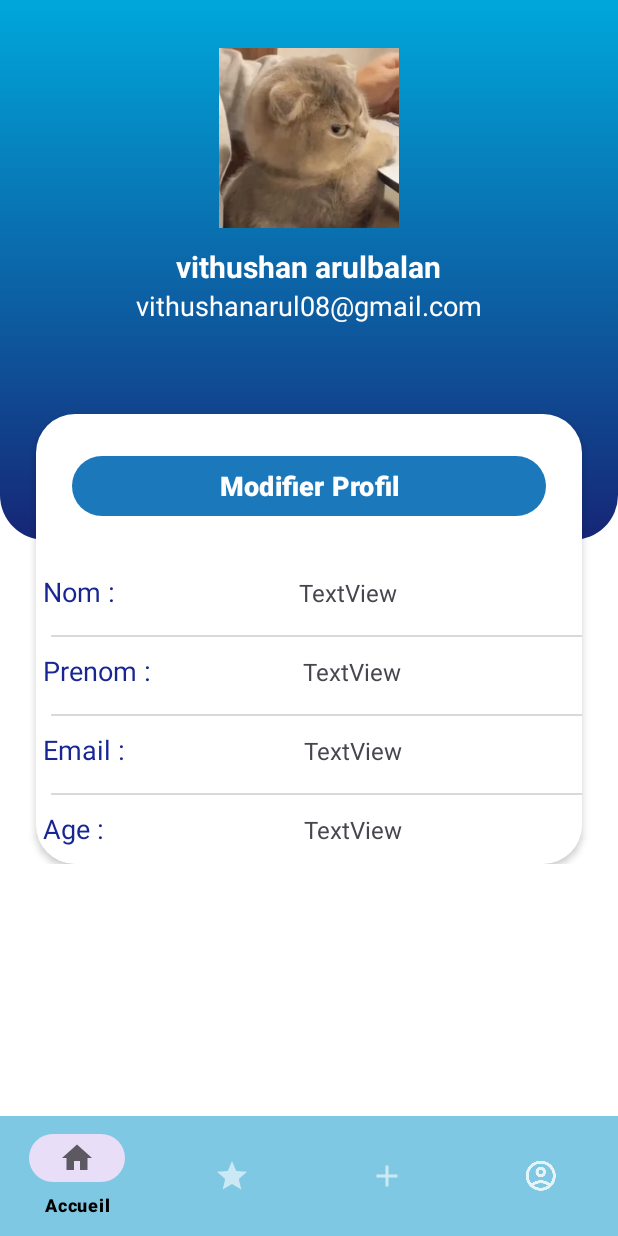
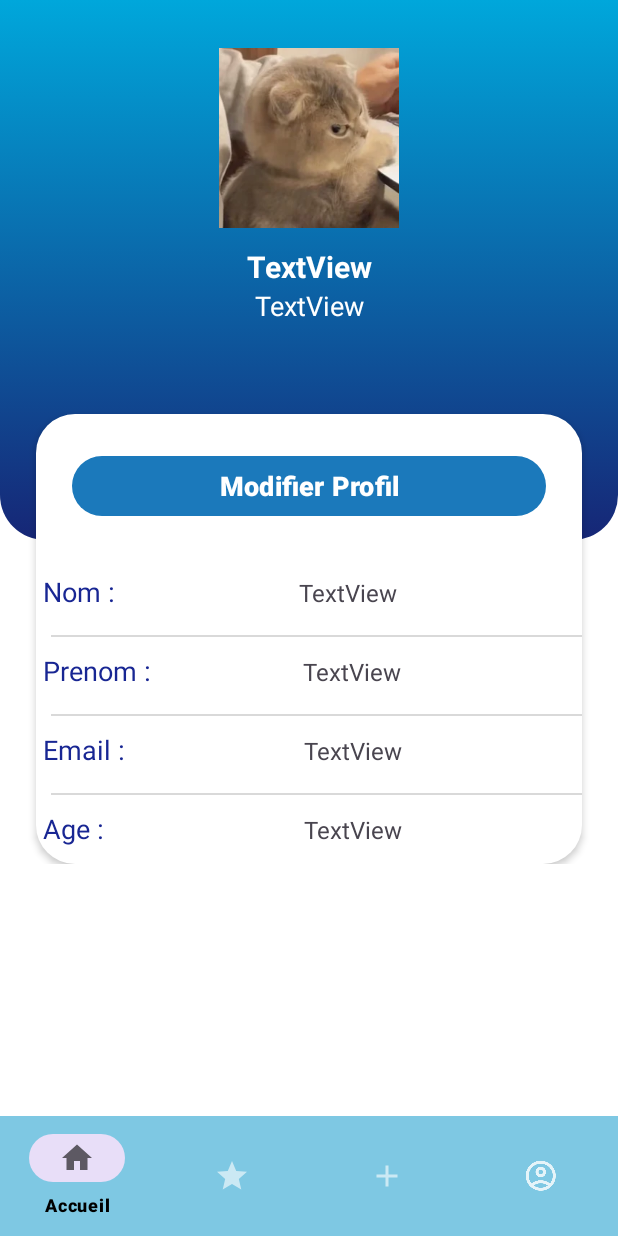
Before and after one commit to Nah-I-d-win/only-friends, an Android app: the layout activity_profil.xml on its own in the app's theme, with its tools: preview values and no code run, on a phone screen of 412 x 824 dp. Run offline under Robolectric (Android 15) with nearby library versions, the phone set to English and light mode, and no system bars.

Commit message:
profil page fini

```diff
--- a/app/src/main/res/layout/activity_profil.xml
+++ b/app/src/main/res/layout/activity_profil.xml
@@ -48,11 +48,11 @@
                     app:srcCompat="@drawable/profil_page" />
 
                 <TextView
-                    android:id="@+id/textView"
+                    android:id="@+id/top_email"
                     android:layout_width="wrap_content"
                     android:layout_height="wrap_content"
                     android:layout_marginTop="12dp"
-                    android:text="vithushan arulbalan"
+                    android:text="TextView"
                     android:textColor="@color/white"
                     android:textSize="20sp"
                     android:textStyle="bold"
@@ -62,15 +62,15 @@
                     app:layout_constraintTop_toBottomOf="@+id/imageView" />
 
                 <TextView
-                    android:id="@+id/textView3"
+                    android:id="@+id/top_name"
                     android:layout_width="wrap_content"
                     android:layout_height="wrap_content"
-                    android:text="vithushanarul08@gmail.com"
+                    android:text="TextView"
                     android:textColor="@color/white"
                     android:textSize="18sp"
-                    app:layout_constraintEnd_toEndOf="@+id/textView"
-                    app:layout_constraintStart_toStartOf="@+id/textView"
-                    app:layout_constraintTop_toBottomOf="@+id/textView" />
+                    app:layout_constraintEnd_toEndOf="@+id/top_email"
+                    app:layout_constraintStart_toStartOf="@+id/top_email"
+                    app:layout_constraintTop_toBottomOf="@+id/top_email" />
 
                 <LinearLayout
                     android:layout_width="match_parent"
@@ -83,7 +83,7 @@
                     android:orientation="vertical"
                     app:layout_constraintEnd_toEndOf="parent"
                     app:layout_constraintStart_toStartOf="parent"
-                    app:layout_constraintTop_toBottomOf="@+id/textView3">
+                    app:layout_constraintTop_toBottomOf="@+id/top_name">
 
                     <Button
                         android:id="@+id/button_edit_profile"
--- a/app/src/main/res/menu/bottom_navigation_menu.xml
+++ b/app/src/main/res/menu/bottom_navigation_menu.xml
@@ -18,8 +18,8 @@
         android:icon="@drawable/ic_plus"/>
 
     <item
-        android:id="@+id/profil_page"
-        android:title="@string/bottom_profil_item"
+        android:id="@+id/profile_page"
+        android:title="@string/bottom_profile_item"
         android:icon="@drawable/ic_profil"/>
 
 </menu>
--- a/app/src/main/res/values/strings.xml
+++ b/app/src/main/res/values/strings.xml
@@ -6,7 +6,7 @@
     <string name="bottom_home_item">Accueil</string>
     <string name="bottom_collection_item">Collection</string>
     <string name="bottom_add_gift_item">Ajouter</string>
-    <string name="bottom_profil_item">Profil</string>
+    <string name="bottom_profile_item">Profil</string>
 
     <!-- Home page -->
     <string name="home_page_title">A découvrir</string>
@@ -27,4 +27,5 @@
     <string name="add_gift_page_save_button">CONFIRMER</string>
     <string name="collection_page_title">Ma collection</string>
     <string name="add_gift_page_title">Ajout d\'un cadeau</string>
+    <string name="profile_page_title">Profil</string>
 </resources>
```
Also changed, not shown: app/src/main/java/com/example/only_friends/MainActivity.kt (+7 -1 lines), app/src/main/java/com/example/only_friends/view/ProfileActivity.kt (+23 -8 lines).
